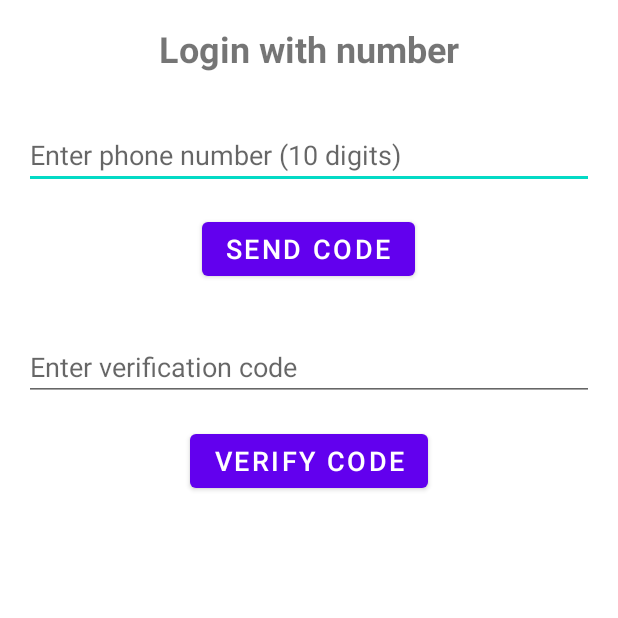
After one commit to vishalgupta27/New-DTT, an Android app: the PhoneAuth screen opened directly, with no data from a screen before it, on a phone screen of 412 x 824 dp, the top half of it. The commit adds this screen. Run offline under Robolectric (Android 15) with nearby library versions, the phone set to English and light mode, and no system bars; our stand-ins replace Firebase (no records; nobody signed in at launch, a user with empty details on screens opened directly).

Commit message:
24April2023

```diff
--- a/app/src/main/AndroidManifest.xml
+++ b/app/src/main/AndroidManifest.xml
@@ -13,6 +13,7 @@
     <uses-permission android:name="android.permission.RECORD_AUDIO" />
     <uses-permission android:name="android.permission.WRITE_EXTERNAL_STORAGE" />
     <uses-permission android:name="android.permission.READ_EXTERNAL_STORAGE" />
+    <uses-permission android:name="android.permission.READ_PHONE_STATE" />
     <uses-permission
         android:name="com.google.android.gms.permission.AD_ID"
         tools:node="remove" />
@@ -27,6 +28,10 @@
         android:supportsRtl="true"
         android:theme="@style/Theme.DTT"
         tools:targetApi="31">
+        <activity
+            android:name=".PhoneAuth"
+            android:exported="true">
+        </activity>
         <activity
             android:name=".forgotpassword"
             android:exported="false" />
--- /dev/null
+++ b/app/src/main/java/com/appdtt/dtt/PhoneAuth.kt
@@ -0,0 +1,123 @@
+package com.appdtt.dtt
+
+
+import android.content.Intent
+import android.os.Bundle
+import android.os.Handler
+import android.os.Looper
+import android.widget.Button
+import android.widget.EditText
+import android.widget.Toast
+import androidx.appcompat.app.AppCompatActivity
+import com.google.android.gms.tasks.TaskExecutors
+import com.google.firebase.FirebaseException
+import com.google.firebase.auth.FirebaseAuth
+import com.google.firebase.auth.PhoneAuthCredential
+import com.google.firebase.auth.PhoneAuthOptions
+import com.google.firebase.auth.PhoneAuthProvider
+import java.util.concurrent.TimeUnit
+
+class PhoneAuth : AppCompatActivity() {
+
+    // Firebase authentication instance
+    private lateinit var auth: FirebaseAuth
+
+    // Views
+    private lateinit var phoneNumberEditText: EditText
+    private lateinit var verifyCodeEditText: EditText
+    private lateinit var sendCodeButton: Button
+    private lateinit var verifyCodeButton: Button
+
+    // Variables
+    private lateinit var verificationId: String
+    private lateinit var resendToken: PhoneAuthProvider.ForceResendingToken
+
+    override fun onCreate(savedInstanceState: Bundle?) {
+        super.onCreate(savedInstanceState)
+        setContentView(R.layout.activity_phone_auth)
+
+        // Initialize Firebase authentication
+        auth = FirebaseAuth.getInstance()
+
+        // Initialize views
+        phoneNumberEditText = findViewById(R.id.edit_text_phone_number)
+        verifyCodeEditText = findViewById(R.id.edit_text_verification_code)
+        sendCodeButton = findViewById(R.id.button_send_code)
+        verifyCodeButton = findViewById(R.id.button_verify_code)
+
+        // Send code button click listener
+        sendCodeButton.setOnClickListener {
+            val phoneNumber = phoneNumberEditText.text.toString().trim()
+
+            // Check if phone number is valid
+            if (phoneNumber.isEmpty() || phoneNumber.length != 10) {
+                Toast.makeText(this, "Please enter a valid phone number", Toast.LENGTH_SHORT).show()
+            } else {
+                // Send verification code
+                val options = PhoneAuthOptions.newBuilder(auth)
+                    .setPhoneNumber("+91$phoneNumber")            // Phone number to verify
+                    .setTimeout(60L, TimeUnit.SECONDS) // Timeout and unit
+                    .setActivity(this)                 // Activity (for callback binding)
+                    .setCallbacks(callbacks)           // OnVerificationStateChangedCallbacks
+                    .build()
+                PhoneAuthProvider.verifyPhoneNumber(options)
+            }
+            }
+
+
+        // Verify code button click listener
+        verifyCodeButton.setOnClickListener {
+            val code = verifyCodeEditText.text.toString().trim()
+
+            // Check if code is valid
+            if (code.isEmpty()) {
+                Toast.makeText(this, "Please enter the verification code", Toast.LENGTH_SHORT).show()
+            } else {
+                // Verify code
+                val credential = PhoneAuthProvider.getCredential(verificationId, code)
+                signInWithPhoneAuthCredential(credential)
+            }
+        }
+    }
+
+    // Phone authentication callbacks
+    private val callbacks = object : PhoneAuthProvider.OnVerificationStateChangedCallbacks() {
+
+        override fun onCodeSent(
+            verificationId: String,
+            token: PhoneAuthProvider.ForceResendingToken
+        ) {
+            // Save the verification ID and resending token for later use
+            this@PhoneAuth.verificationId = verificationId
+            resendToken = token
+            Toast.makeText(this@PhoneAuth, "Verification code sent", Toast.LENGTH_SHORT).show()
+        }
+
+        override fun onVerificationCompleted(credential: PhoneAuthCredential) {
+            // Sign in with the received credential
+            signInWithPhoneAuthCredential(credential)
+        }
+
+        override fun onVerificationFailed(e: FirebaseException) {
+            Toast.makeText(this@PhoneAuth, "Verification failed: ${e.message}", Toast.LENGTH_SHORT).show()
+        }
+    }
+
+    // Sign in with phone authentication credential
+    private fun signInWithPhoneAuthCredential(credential: PhoneAuthCredential) {
+        auth.signInWithCredential(credential)
+            .addOnCompleteListener(this) { task ->
+                if (task.isSuccessful) {
+                    Toast.makeText(this, "Verification successful", Toast.LENGTH_SHORT).show()
+                    // Delay the navigation to the Dashboard activity by 5 seconds
+                    Handler(Looper.getMainLooper()).postDelayed({
+                        val intent = Intent(this, MainActivity::class.java)
+                        startActivity(intent)
+                        finish()
+                    }, 4000)
+                } else {
+                    Toast.makeText(this, "Verification failed", Toast.LENGTH_SHORT).show()
+                }
+            }
+    }
+}
--- a/app/src/main/java/com/appdtt/dtt/utils/Constants.kt
+++ b/app/src/main/java/com/appdtt/dtt/utils/Constants.kt
@@ -1,4 +1,4 @@
-package com.example.albums.utils
+package com.appdtt.dtt.utils
 
 class  Constants {
     companion object {
--- a/app/src/main/java/com/appdtt/dtt/utils/Utility.kt
+++ b/app/src/main/java/com/appdtt/dtt/utils/Utility.kt
@@ -14,13 +14,11 @@ import android.os.Environment
 import android.provider.DocumentsContract
 import android.provider.MediaStore
 import android.util.Log
-import android.widget.Toast
 
 import com.android.volley.DefaultRetryPolicy
 import com.android.volley.toolbox.StringRequest
 import com.android.volley.toolbox.Volley
-import com.example.albums.utils.Constants.Companion.SERVER_TIMEOUT_TIME
-import com.example.albums.utils.VolleyCallback
+import com.appdtt.dtt.utils.Constants.Companion.SERVER_TIMEOUT_TIME
 
 import java.util.regex.Matcher
 import java.util.regex.Pattern
--- a/app/src/main/java/com/appdtt/dtt/utils/VolleyCallback.kt
+++ b/app/src/main/java/com/appdtt/dtt/utils/VolleyCallback.kt
@@ -1,4 +1,6 @@
-package com.example.albums.utils open class VolleyCallback {
+package com.appdtt.dtt.utils
+
+open class VolleyCallback {
     open fun onSuccess(response: String?) {
     }
 }
--- a/app/src/main/res/layout/activity_login.xml
+++ b/app/src/main/res/layout/activity_login.xml
@@ -305,6 +305,7 @@
                     android:layout_width="35dp"
                     android:layout_height="35dp"/>
                 <ImageView
+                    android:id="@+id/iv_phone"
                     android:src="@drawable/call"
                     android:layout_margin="10dp"
                     android:layout_width="35dp"
--- /dev/null
+++ b/app/src/main/res/layout/activity_phone_auth.xml
@@ -0,0 +1,58 @@
+<?xml version="1.0" encoding="utf-8"?>
+<RelativeLayout xmlns:android="http://schemas.android.com/apk/res/android"
+    android:layout_width="match_parent"
+    android:layout_height="match_parent"
+    android:padding="16dp">
+
+    <TextView
+        android:id="@+id/text_view_title"
+        android:layout_width="wrap_content"
+        android:layout_height="wrap_content"
+        android:text="Login with number"
+        android:textSize="24sp"
+        android:textStyle="bold"
+        android:layout_centerHorizontal="true"
+        android:layout_marginBottom="32dp" />
+
+    <EditText
+        android:id="@+id/edit_text_phone_number"
+        android:layout_width="match_parent"
+        android:layout_height="wrap_content"
+        android:hint="Enter phone number (10 digits)"
+        android:inputType="phone"
+        android:maxLength="10"
+        android:textSize="18sp"
+        android:layout_below="@id/text_view_title" />
+
+    <Button
+        android:id="@+id/button_send_code"
+        android:layout_width="wrap_content"
+        android:layout_height="wrap_content"
+        android:text="Send code"
+        android:textSize="18sp"
+        android:layout_below="@id/edit_text_phone_number"
+        android:layout_marginTop="16dp"
+        android:layout_centerHorizontal="true" />
+
+    <EditText
+        android:id="@+id/edit_text_verification_code"
+        android:layout_width="match_parent"
+        android:layout_height="wrap_content"
+        android:hint="Enter verification code"
+        android:inputType="number"
+        android:textSize="18sp"
+        android:layout_below="@id/button_send_code"
+        android:layout_marginTop="32dp"
+        android:layout_centerHorizontal="true" />
+
+    <Button
+        android:id="@+id/button_verify_code"
+        android:layout_width="wrap_content"
+        android:layout_height="wrap_content"
+        android:text="Verify code"
+        android:textSize="18sp"
+        android:layout_below="@id/edit_text_verification_code"
+        android:layout_marginTop="16dp"
+        android:layout_centerHorizontal="true" />
+
+</RelativeLayout>
```
Also changed, not shown: app/src/main/java/com/appdtt/dtt/login.kt (+7 -2 lines), 1 other file.
